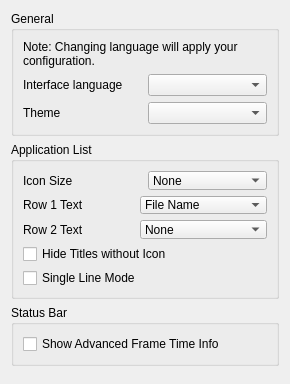
azahar-emu/azahar, file src/citra_qt/configuration/configure_ui.ui: the form before one commit.
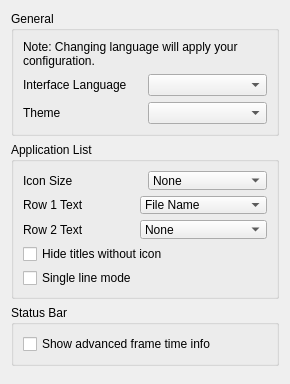
The form after the commit.

```diff
--- a/src/citra_qt/configuration/configure_ui.ui
+++ b/src/citra_qt/configuration/configure_ui.ui
@@ -37,7 +37,7 @@
           <item>
            <widget class="QLabel" name="language_label">
             <property name="text">
-             <string>Interface language</string>
+             <string>Interface Language</string>
             </property>
            </widget>
           </item>
@@ -191,14 +191,14 @@
         <item>
          <widget class="QCheckBox" name="toggle_hide_no_icon">
           <property name="text">
-           <string>Hide Titles without Icon</string>
+           <string>Hide titles without icon</string>
           </property>
          </widget>
         </item>
         <item>
          <widget class="QCheckBox" name="toggle_single_line_mode">
           <property name="text">
-           <string>Single Line Mode</string>
+           <string>Single line mode</string>
           </property>
          </widget>
         </item>
@@ -218,7 +218,7 @@
         <item>
          <widget class="QCheckBox" name="show_advanced_frametime_info">
           <property name="text">
-           <string>Show Advanced Frame Time Info</string>
+           <string>Show advanced frame time info</string>
           </property>
          </widget>
         </item>
```
